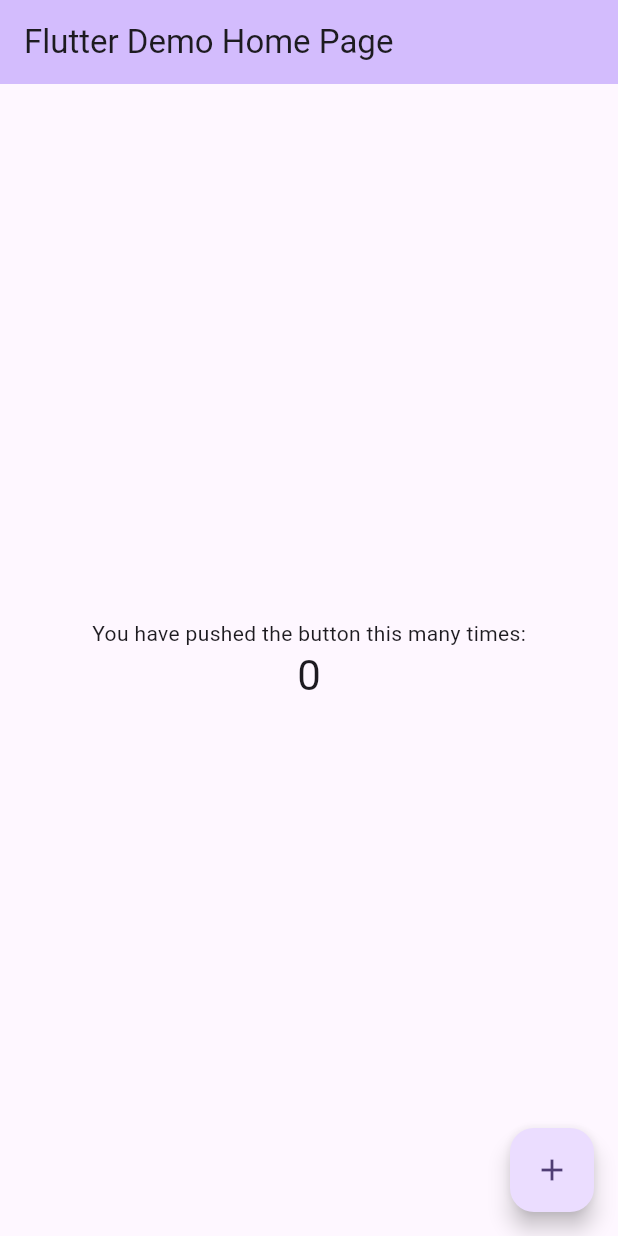
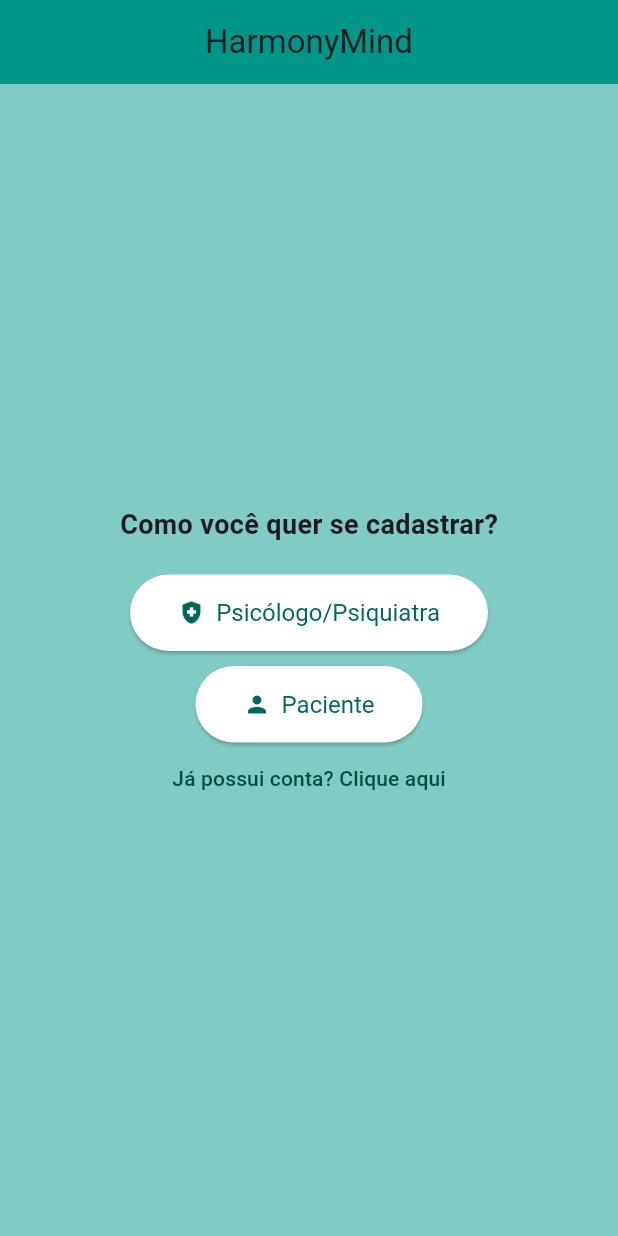
Before and after one commit to igormeira/harmony-mind, a Flutter app: the screen it shows after launch, on a phone screen of 412 x 824 dp. Run offline on Flutter 3.47's test engine with Material 3 defaults, Android fonts, the phone set to English and light mode, and no system bars; our stand-ins replace get.

Commit message:
Add signup view and routes

```diff
--- /dev/null
+++ b/lib/design_system/widgets/IconTextButtonWidget.dart
@@ -0,0 +1,29 @@
+import 'package:flutter/material.dart';
+
+class IconTextButtonWidget extends StatelessWidget {
+  final String title;
+  final IconData icon;
+
+  const IconTextButtonWidget({
+    super.key,
+    required this.title,
+    required this.icon,
+  });
+
+  @override
+  Widget build(BuildContext context) {
+    return ElevatedButton.icon(
+      icon: Icon(icon, color: Colors.teal.shade800),
+      label: Text(title),
+      onPressed: () {
+        // TODO: Add navigation to corresponding registration page
+      },
+      style: ElevatedButton.styleFrom(
+        backgroundColor: Colors.white,
+        foregroundColor: Colors.teal.shade800,
+        textStyle: const TextStyle(fontSize: 16),
+        padding: const EdgeInsets.symmetric(horizontal: 32, vertical: 16),
+      ),
+    );
+  }
+}
--- a/lib/main.dart
+++ b/lib/main.dart
@@ -1,125 +1,23 @@
 import 'package:flutter/material.dart';
+import 'package:flutter/services.dart';
+import 'package:flutter/material.dart';
+import 'package:get/get_navigation/src/root/get_material_app.dart';
+import 'package:harmony_mind/routes/pages.dart';
+import 'package:harmony_mind/routes/routes.dart';
 
-void main() {
-  runApp(const MyApp());
+Future<void> main() async {
+  WidgetsFlutterBinding.ensureInitialized();
+  SystemChrome.setPreferredOrientations([
+    DeviceOrientation.portraitUp,
+  ]);
+
+  runApp(
+    GetMaterialApp(
+      debugShowCheckedModeBanner: false,
+      title: "Harmony Mind",
+      color: Colors.white,
+      getPages: appPages,
+      initialRoute: Routes.signup,
+    ),
+  );
 }
-
-class MyApp extends StatelessWidget {
-  const MyApp({super.key});
-
-  // This widget is the root of your application.
-  @override
-  Widget build(BuildContext context) {
-    return MaterialApp(
-      title: 'Flutter Demo',
-      theme: ThemeData(
-        // This is the theme of your application.
-        //
-        // TRY THIS: Try running your application with "flutter run". You'll see
-        // the application has a purple toolbar. Then, without quitting the app,
-        // try changing the seedColor in the colorScheme below to Colors.green
-        // and then invoke "hot reload" (save your changes or press the "hot
-        // reload" button in a Flutter-supported IDE, or press "r" if you used
-        // the command line to start the app).
-        //
-        // Notice that the counter didn't reset back to zero; the application
-        // state is not lost during the reload. To reset the state, use hot
-        // restart instead.
-        //
-        // This works for code too, not just values: Most code changes can be
-        // tested with just a hot reload.
-        colorScheme: ColorScheme.fromSeed(seedColor: Colors.deepPurple),
-        useMaterial3: true,
-      ),
-      home: const MyHomePage(title: 'Flutter Demo Home Page'),
-    );
-  }
-}
-
-class MyHomePage extends StatefulWidget {
-  const MyHomePage({super.key, required this.title});
-
-  // This widget is the home page of your application. It is stateful, meaning
-  // that it has a State object (defined below) that contains fields that affect
-  // how it looks.
-
-  // This class is the configuration for the state. It holds the values (in this
-  // case the title) provided by the parent (in this case the App widget) and
-  // used by the build method of the State. Fields in a Widget subclass are
-  // always marked "final".
-
-  final String title;
-
-  @override
-  State<MyHomePage> createState() => _MyHomePageState();
-}
-
-class _MyHomePageState extends State<MyHomePage> {
-  int _counter = 0;
-
-  void _incrementCounter() {
-    setState(() {
-      // This call to setState tells the Flutter framework that something has
-      // changed in this State, which causes it to rerun the build method below
-      // so that the display can reflect the updated values. If we changed
-      // _counter without calling setState(), then the build method would not be
-      // called again, and so nothing would appear to happen.
-      _counter++;
-    });
-  }
-
-  @override
-  Widget build(BuildContext context) {
-    // This method is rerun every time setState is called, for instance as done
-    // by the _incrementCounter method above.
-    //
-    // The Flutter framework has been optimized to make rerunning build methods
-    // fast, so that you can just rebuild anything that needs updating rather
-    // than having to individually change instances of widgets.
-    return Scaffold(
-      appBar: AppBar(
-        // TRY THIS: Try changing the color here to a specific color (to
-        // Colors.amber, perhaps?) and trigger a hot reload to see the AppBar
-        // change color while the other colors stay the same.
-        backgroundColor: Theme.of(context).colorScheme.inversePrimary,
-        // Here we take the value from the MyHomePage object that was created by
-        // the App.build method, and use it to set our appbar title.
-        title: Text(widget.title),
-      ),
-      body: Center(
-        // Center is a layout widget. It takes a single child and positions it
-        // in the middle of the parent.
-        child: Column(
-          // Column is also a layout widget. It takes a list of children and
-          // arranges them vertically. By default, it sizes itself to fit its
-          // children horizontally, and tries to be as tall as its parent.
-          //
-          // Column has various properties to control how it sizes itself and
-          // how it positions its children. Here we use mainAxisAlignment to
-          // center the children vertically; the main axis here is the vertical
-          // axis because Columns are vertical (the cross axis would be
-          // horizontal).
-          //
-          // TRY THIS: Invoke "debug painting" (choose the "Toggle Debug Paint"
-          // action in the IDE, or press "p" in the console), to see the
-          // wireframe for each widget.
-          mainAxisAlignment: MainAxisAlignment.center,
-          children: <Widget>[
-            const Text(
-              'You have pushed the button this many times:',
-            ),
-            Text(
-              '$_counter',
-              style: Theme.of(context).textTheme.headlineMedium,
-            ),
-          ],
-        ),
-      ),
-      floatingActionButton: FloatingActionButton(
-        onPressed: _incrementCounter,
-        tooltip: 'Increment',
-        child: const Icon(Icons.add),
-      ), // This trailing comma makes auto-formatting nicer for build methods.
-    );
-  }
-}
--- /dev/null
+++ b/lib/modules/commons/signup/signup_view.dart
@@ -0,0 +1,43 @@
+import 'package:flutter/material.dart';
+
+import '../../../design_system/widgets/IconTextButtonWidget.dart';
+
+class SignupScreen extends StatelessWidget {
+  const SignupScreen({super.key});
+
+  @override
+  Widget build(BuildContext context) {
+    return Scaffold(
+      backgroundColor: Colors.teal.shade200,
+      appBar: AppBar(
+        title: Text('HarmonyMind'),
+        centerTitle: true,
+        backgroundColor: Colors.teal,
+      ),
+      body: Center(
+        child: Column(
+          mainAxisAlignment: MainAxisAlignment.center,
+          children: <Widget>[
+            Text(
+              'Como você quer se cadastrar?',
+              style: TextStyle(fontSize: 18.0, fontWeight: FontWeight.bold),
+            ),
+            SizedBox(height: 20),
+            IconTextButtonWidget(title: 'Psicólogo/Psiquiatra', icon: Icons.health_and_safety),
+            SizedBox(height: 10),
+            IconTextButtonWidget(title: 'Paciente', icon: Icons.person),
+            TextButton(
+              onPressed: () {
+                // TODO: Add navigation to sign-in page
+              },
+              child: Text(
+                'Já possui conta? Clique aqui',
+                style: TextStyle(color: Colors.teal.shade900),
+              ),
+            ),
+          ],
+        ),
+      ),
+    );
+  }
+}
```
Also changed, not shown: lib/routes/pages.dart (added, +11 -0 lines), lib/routes/routes.dart (added, +9 -0 lines), pubspec.yaml (+1 -68 lines), assets/logos/harmonymind_splash.svg (added), assets/logos/sus_logo.svg (added).
